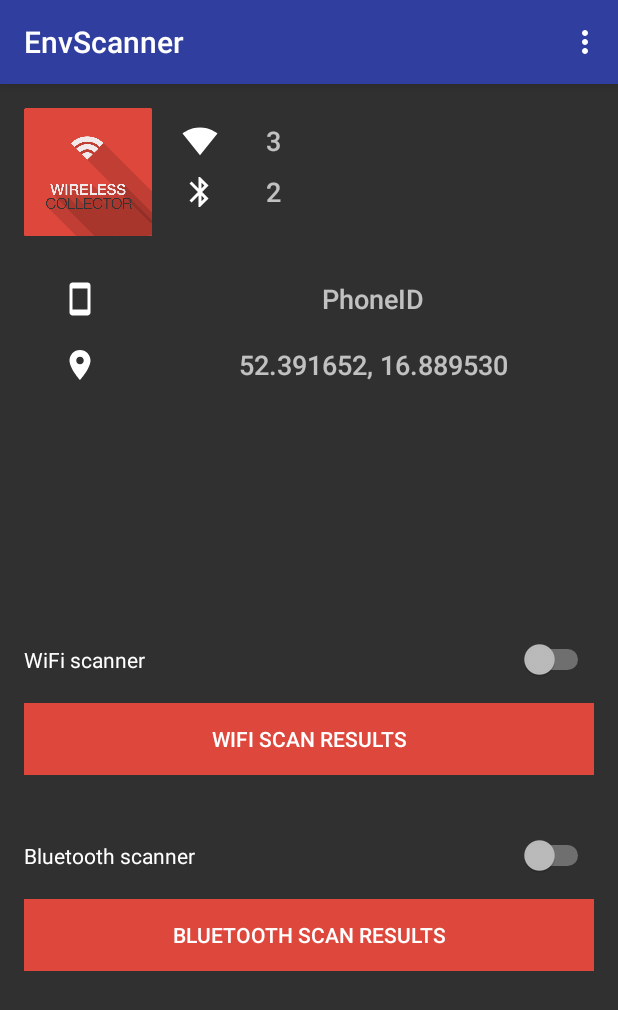
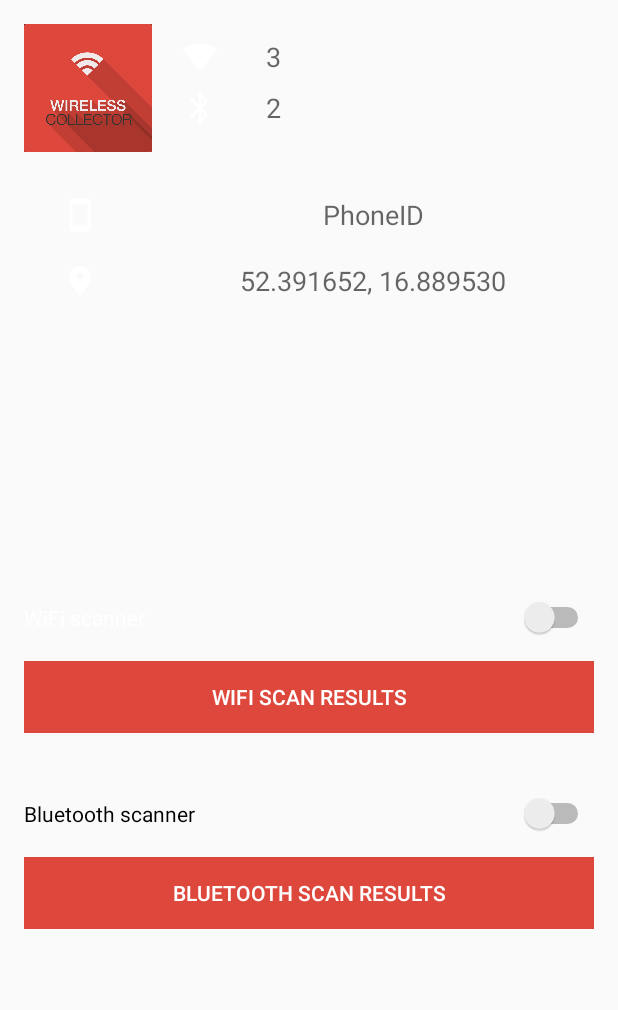
Before and after one commit to bojakowsky/WirelessScannerProject, an Android app: the screen it shows after launch (MainActivity), on a phone screen of 412 x 824 dp. Shown: the top 1010 px of the screen. Run offline under Robolectric (Android 15) with nearby library versions, the phone set to English and light mode, and no system bars.

Commit message:
View fixed

```diff
--- a/EnvScanner/app/src/main/AndroidManifest.xml
+++ b/EnvScanner/app/src/main/AndroidManifest.xml
@@ -2,8 +2,9 @@
 <manifest xmlns:android="http://schemas.android.com/apk/res/android"
     package="com.example.brzydal.envscanner">
 
-    <uses-permission android:name="android.permission.ACCESS_COARSE_LOCATION" />
-    <uses-permission android:name="android.permission.ACCESS_FINE_LOCATION" />
+
+    <uses-permission android:name="android.permission.ACCESS_FINE_LOCATION"/>
+    <uses-permission android:name="android.permission.ACCESS_COARSE_LOCATION"/>
     <uses-permission android:name="android.permission.ACCESS_WIFI_STATE" />
     <uses-permission android:name="android.permission.BLUETOOTH" />
     <uses-permission android:name="android.permission.BLUETOOTH_ADMIN" />
--- a/EnvScanner/app/src/main/java/com/example/brzydal/envscanner/MainActivity.java
+++ b/EnvScanner/app/src/main/java/com/example/brzydal/envscanner/MainActivity.java
@@ -4,7 +4,6 @@ import java.util.ArrayList;
 import java.util.List;
 import android.app.Activity;
 import android.app.AlertDialog;
-import android.app.Application;
 import android.bluetooth.BluetoothAdapter;
 import android.bluetooth.BluetoothDevice;
 import android.content.BroadcastReceiver;
@@ -12,11 +11,13 @@ import android.content.Context;
 import android.content.DialogInterface;
 import android.content.Intent;
 import android.content.IntentFilter;
+import android.content.pm.PackageManager;
 import android.net.wifi.ScanResult;
 import android.net.wifi.WifiManager;
 import android.os.Bundle;
 import android.os.Handler;
 import android.provider.Settings;
+import android.support.v4.content.ContextCompat;
 import android.view.Menu;
 import android.view.MenuItem;
 import android.view.View;
@@ -25,6 +26,9 @@ import android.widget.CompoundButton;
 import android.widget.Switch;
 import android.widget.TextView;
 import android.widget.Toast;
+
+import static android.content.pm.PackageManager.*;
+
 public class MainActivity extends Activity {
 
     private TextView deviceMainText;
@@ -54,7 +58,7 @@ public class MainActivity extends Activity {
 
 
     public void InitializeView(){
-        deviceMainText = (TextView) findViewById(R.id.mainText);
+        deviceMainText = (TextView) findViewById(R.id.numberOfWifiText);
 
         wifiSwitch = (Switch) findViewById(R.id.wifiSwitcher);
         bluetoothSwitch = (Switch) findViewById(R.id.bluetoothSwitcher);
--- a/EnvScanner/app/src/main/res/layout/activity_main.xml
+++ b/EnvScanner/app/src/main/res/layout/activity_main.xml
@@ -8,6 +8,8 @@
     android:paddingRight="@dimen/activity_horizontal_margin"
     android:paddingTop="@dimen/activity_vertical_margin"
     tools:context=".MainActivity">
+
+
 
     <ScrollView
         android:layout_width="wrap_content"
@@ -43,7 +45,7 @@
         android:showText="false"
         android:textColor="#ffffff"
         android:layout_centerVertical="true"
-        android:layout_alignEnd="@+id/textView2"
+        android:layout_alignEnd="@+id/locationText"
         android:layout_alignParentStart="true" />
 
     <Button
@@ -97,7 +99,7 @@
         android:layout_height="wrap_content"
         android:textAppearance="?android:attr/textAppearanceMedium"
         android:text="PhoneID"
-        android:id="@+id/textView"
+        android:id="@+id/phoneIdText"
         android:longClickable="true"
         android:autoText="false"
         android:textAlignment="center"
@@ -111,7 +113,7 @@
         android:layout_height="wrap_content"
         android:id="@+id/imageView3"
         android:src="@drawable/ic_location_on_24dp"
-        android:layout_below="@+id/textView"
+        android:layout_below="@+id/phoneIdText"
         android:layout_alignStart="@+id/imageView2"
         android:layout_marginTop="20dp" />
 
@@ -120,12 +122,12 @@
         android:layout_height="wrap_content"
         android:textAppearance="?android:attr/textAppearanceMedium"
         android:text="52.391652, 16.889530"
-        android:id="@+id/textView2"
+        android:id="@+id/locationText"
         android:longClickable="true"
         android:autoText="false"
         android:textAlignment="center"
         android:layout_alignBottom="@+id/imageView3"
-        android:layout_alignStart="@+id/textView"
+        android:layout_alignStart="@+id/phoneIdText"
         android:layout_alignParentEnd="true" />
 
     <ImageView
@@ -152,7 +154,7 @@
         android:layout_height="wrap_content"
         android:textAppearance="?android:attr/textAppearanceMedium"
         android:text="3"
-        android:id="@+id/mainText"
+        android:id="@+id/numberOfWifiText"
         android:layout_alignBottom="@+id/imageView5"
         android:layout_toEndOf="@+id/imageView5"
         android:layout_marginStart="32dp" />
@@ -162,8 +164,8 @@
         android:layout_height="wrap_content"
         android:textAppearance="?android:attr/textAppearanceMedium"
         android:text="2"
-        android:id="@+id/textView4"
+        android:id="@+id/numberOfBlueToothText"
         android:layout_alignBottom="@+id/imageView4"
-        android:layout_alignStart="@+id/mainText" />
+        android:layout_alignStart="@+id/numberOfWifiText" />
 
 </RelativeLayout>
--- a/EnvScanner/app/src/main/res/values/styles.xml
+++ b/EnvScanner/app/src/main/res/values/styles.xml
@@ -1,7 +1,7 @@
 <resources>
 
     <!-- Base application theme. -->
-    <style name="AppTheme" parent="ThemeOverlay.AppCompat.Dark.ActionBar">
+    <style name="AppTheme" parent="Base.Theme.AppCompat.Light.DarkActionBar">
         <!-- Customize your theme here. -->
         <item name="colorControlActivated">@color/colorPrimary</item>
         <item name="colorPrimaryDark">@color/colorPrimaryDark</item>
```
